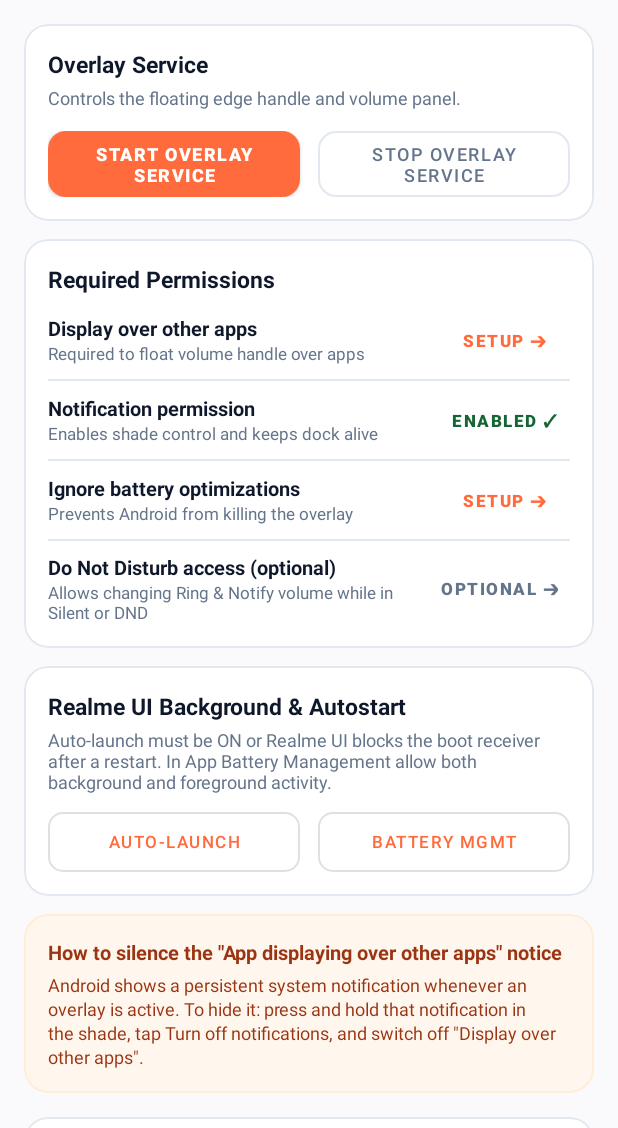
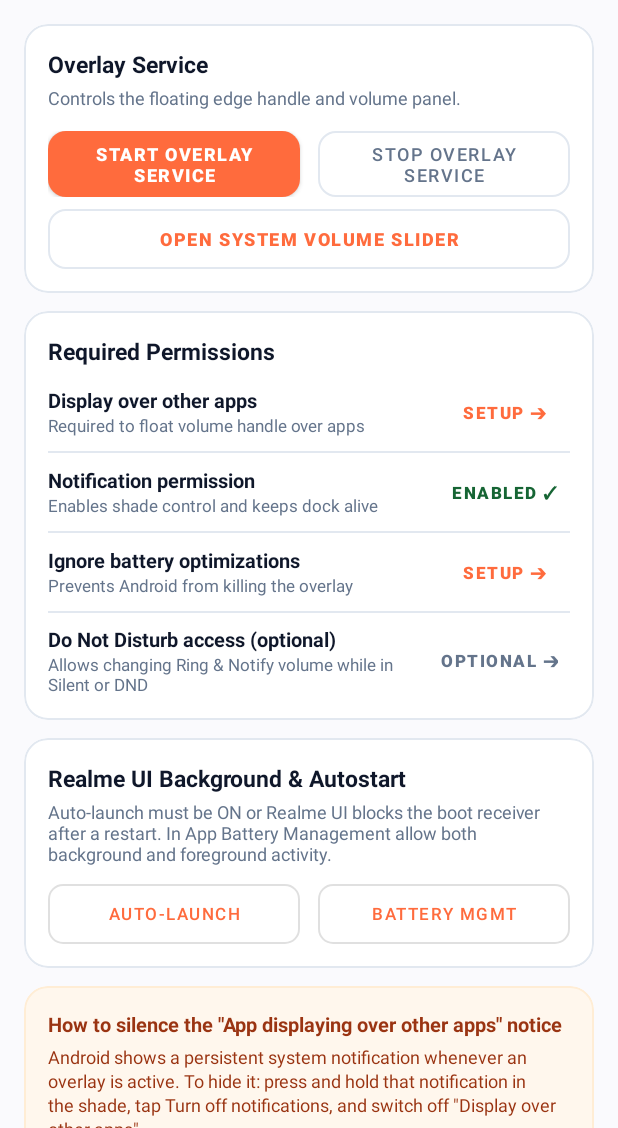
Before and after one commit to Mostakim2005/volume-manager, an Android app: the screen it shows after launch (MainActivity), on a phone screen of 412 x 824 dp, the part 108-1236 px from its top. Run offline under Robolectric (Android 15) with nearby library versions, the phone set to English and light mode, and no system bars.

Commit message:
feat(ui,release): add Quick Settings Volume tile, native system slider backup, and bump v1.4.0

```diff
--- a/app/build.gradle.kts
+++ b/app/build.gradle.kts
@@ -14,8 +14,8 @@ android {
         // is unaffected by Android 14+ foreground-service-type enforcement, and keeping
         // targetSdk below 34 avoids needing the "specialUse" FGS subtype on that device.
         targetSdk = 33
-        versionCode = 7
-        versionName = "1.3.3"
+        versionCode = 8
+        versionName = "1.4.0"
     }
 
     // CI supplies these env vars; local builds simply produce an unsigned APK.
--- a/app/src/main/java/com/volumemanager/MainActivity.kt
+++ b/app/src/main/java/com/volumemanager/MainActivity.kt
@@ -39,6 +39,7 @@ class MainActivity : AppCompatActivity() {
 
         binding.btnStart.setOnClickListener { startOverlayService() }
         binding.btnStop.setOnClickListener { stopOverlayService() }
+        binding.btnSystemVolume.setOnClickListener { PanelLaunchActivity.showSystemVolumeUi(this) }
 
         binding.btnOverlay.setOnClickListener { RealmeSettings.openDisplayOverOtherApps(this) }
         binding.btnAutoLaunch.setOnClickListener { RealmeSettings.openAutoLaunch(this) }
--- a/app/src/main/res/layout/activity_main.xml
+++ b/app/src/main/res/layout/activity_main.xml
@@ -208,6 +208,20 @@
                         app:cornerRadius="12dp"
                         app:strokeColor="@color/card_stroke" />
                 </LinearLayout>
+
+                <com.google.android.material.button.MaterialButton
+                    android:id="@+id/btn_system_volume"
+                    style="@style/Widget.MaterialComponents.Button.OutlinedButton"
+                    android:layout_width="match_parent"
+                    android:layout_height="40dp"
+                    android:layout_marginTop="8dp"
+                    android:insetTop="0dp"
+                    android:insetBottom="0dp"
+                    android:text="@string/btn_system_volume"
+                    android:textSize="12sp"
+                    android:textStyle="bold"
+                    app:cornerRadius="12dp"
+                    app:strokeColor="@color/card_stroke" />
             </LinearLayout>
         </com.google.android.material.card.MaterialCardView>
 
--- a/app/src/main/res/values/strings.xml
+++ b/app/src/main/res/values/strings.xml
@@ -41,6 +41,9 @@
     <string name="btn_auto_launch">Auto-launch apps (Realme)</string>
     <string name="btn_start">Start overlay service</string>
     <string name="btn_stop">Stop overlay service</string>
+    <string name="btn_system_volume">Open System Volume Slider</string>
+    <string name="qs_tile_label">Volume</string>
+    <string name="qs_tile_subtitle">System slider</string>
     <string name="status_heading">Permission status</string>
     <string name="card_crash_title">Last Crash Detected</string>
     <string name="btn_copy_crash">Copy Crash</string>
```
Also changed, not shown: app/src/main/AndroidManifest.xml (+11 -0 lines), app/src/main/java/com/volumemanager/PanelLaunchActivity.kt (+34 -5 lines), app/src/main/java/com/volumemanager/VolumeTileService.kt (added, +61 -0 lines), 4 other files.
